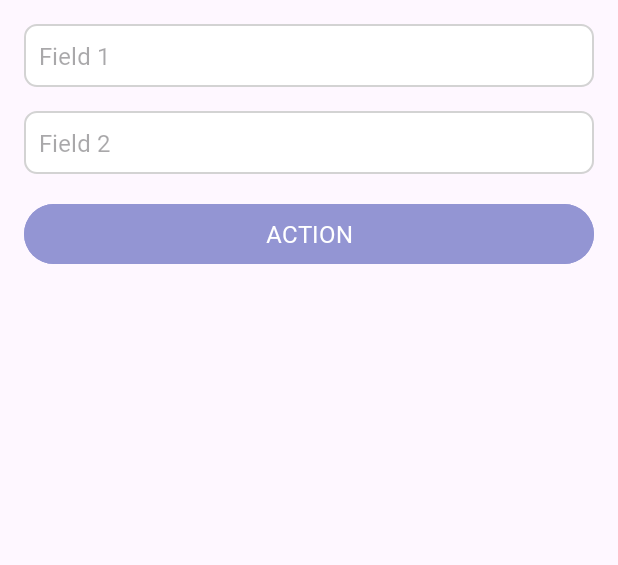
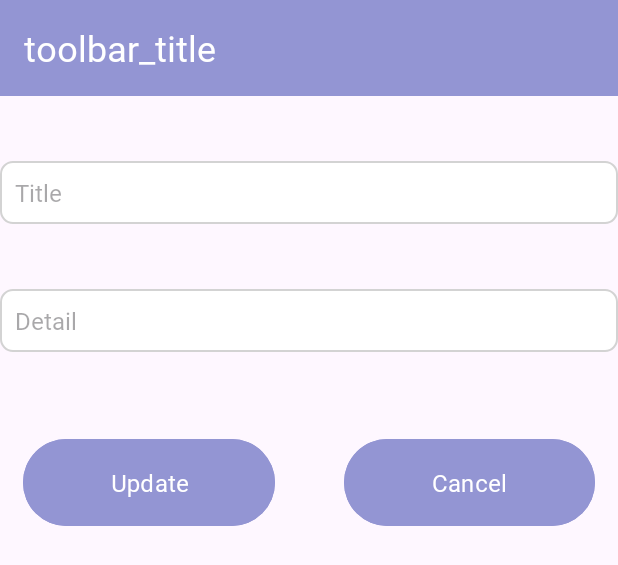
Before and after one commit to malaghananitha/ToDo-App, an Android app: the layout activity_edit_task.xml on its own in the app's theme, with its tools: preview values and no code run, on a phone screen of 412 x 824 dp. Shown: the top 565 px of the screen. Run offline under Robolectric (Android 15) with nearby library versions, the phone set to English and light mode, and no system bars.

Commit message:
Stage 3:functionality added to login, insert,edit and delete task

```diff
--- a/app/src/main/java/com/example/todoapp/CompletedTasksActivity.kt
+++ b/app/src/main/java/com/example/todoapp/ui/CompletedTasksActivity.kt
@@ -1,11 +1,10 @@
-package com.example.todoapp
+package com.example.todoapp.ui
 
 import android.os.Bundle
 import android.view.View
-import android.widget.ImageView
-import android.widget.TextView
 import androidx.appcompat.app.AppCompatActivity
 import androidx.databinding.DataBindingUtil
+import com.example.todoapp.R
 import com.example.todoapp.databinding.ActivityCompletedTasksBinding
 
 class CompletedTasksActivity : AppCompatActivity() {
--- a/app/src/main/java/com/example/todoapp/LoginActivity.kt
+++ b/app/src/main/java/com/example/todoapp/ui/LoginActivity.kt
@@ -1,13 +1,11 @@
-package com.example.todoapp
+package com.example.todoapp.ui
 
 import android.content.Intent
 import android.os.Bundle
-import android.view.View
-import android.widget.Button
-import android.widget.EditText
 import androidx.appcompat.app.AlertDialog
 import androidx.appcompat.app.AppCompatActivity
 import androidx.databinding.DataBindingUtil
+import com.example.todoapp.R
 import com.example.todoapp.databinding.ActivityLoginBinding
 
 class LoginActivity : AppCompatActivity() {
--- a/app/src/main/res/layout/activity_completed_tasks.xml
+++ b/app/src/main/res/layout/activity_completed_tasks.xml
@@ -11,7 +11,7 @@
         android:layout_width="match_parent"
         android:layout_height="match_parent"
         android:background="@color/background_color"
-        tools:context=".TodoActivity">
+        tools:context=".ui.TodoActivity">
 
         <include
             android:id="@+id/incl_completed_task_toolbar"
--- a/app/src/main/res/layout/activity_edit_task.xml
+++ b/app/src/main/res/layout/activity_edit_task.xml
@@ -1,9 +1,93 @@
 <?xml version="1.0" encoding="utf-8"?>
-<LinearLayout xmlns:android="http://schemas.android.com/apk/res/android"
-    android:layout_width="match_parent"
-    android:layout_height="match_parent"
-    android:orientation="vertical">
+<layout xmlns:android="http://schemas.android.com/apk/res/android"
+    xmlns:app="http://schemas.android.com/apk/res-auto">
 
-    <include layout="@layout/layout_form"/>
+    <data>
 
-</LinearLayout>
+    </data>
+
+    <LinearLayout
+        android:layout_width="match_parent"
+        android:layout_height="match_parent"
+        android:orientation="vertical">
+
+
+            <include
+                android:id="@+id/incl_edit_task_toolbar"
+                layout="@layout/custom_toolbar"
+                android:layout_width="match_parent"
+                android:layout_height="wrap_content" />
+
+        <androidx.constraintlayout.widget.ConstraintLayout
+            android:id="@+id/cl_edit_task_form"
+            android:layout_width="match_parent"
+            android:layout_height="wrap_content">
+
+            <EditText
+                android:id="@+id/editTextField1"
+                style="@style/CommonEditTextTextStyle"
+                android:layout_width="match_parent"
+                android:layout_height="wrap_content"
+                android:layout_marginTop="43dp"
+                android:layout_marginBottom="16dp"
+                android:background="@drawable/edit_text_background"
+                android:hint="Title"
+                android:padding="10dp"
+                android:textColor="@color/black"
+                app:layout_constraintStart_toStartOf="parent"
+                app:layout_constraintTop_toTopOf="parent" />
+
+            <EditText
+                android:id="@+id/editTextField2"
+                style="@style/CommonEditTextTextStyle"
+                android:layout_width="match_parent"
+                android:layout_height="wrap_content"
+                android:layout_marginTop="43dp"
+                android:layout_marginBottom="16dp"
+                android:background="@drawable/edit_text_background"
+                android:hint="Detail"
+                android:padding="10dp"
+                android:textColor="@color/black"
+                app:layout_constraintStart_toStartOf="parent"
+                app:layout_constraintTop_toBottomOf="@id/editTextField1" />
+
+
+            <Button
+                android:id="@+id/buttonUpdate"
+                style="@style/CommonEditTextTextStyle"
+                android:layout_width="0dp"
+                android:layout_height="66dp"
+                android:layout_marginLeft="15dp"
+                android:layout_marginRight="46dp"
+                android:layout_marginTop="54dp"
+                android:backgroundTint="@color/primary_color"
+                android:text="Update"
+                android:textColor="@android:color/white"
+                app:layout_constraintEnd_toStartOf="@+id/buttonCancel"
+                app:layout_constraintHorizontal_bias="0.5"
+                app:layout_constraintStart_toStartOf="parent"
+                app:layout_constraintTop_toBottomOf="@id/editTextField2" />
+
+            <Button
+                android:id="@+id/buttonCancel"
+                style="@style/CommonEditTextTextStyle"
+                android:layout_width="0dp"
+                android:layout_height="66dp"
+                android:layout_marginTop="54dp"
+                android:layout_marginRight="15dp"
+                android:backgroundTint="@color/primary_color"
+                android:text="Cancel"
+                android:textColor="@android:color/white"
+                app:layout_constraintEnd_toEndOf="parent"
+                app:layout_constraintHorizontal_bias="0.5"
+                app:layout_constraintStart_toEndOf="@+id/buttonUpdate"
+                app:layout_constraintTop_toBottomOf="@id/editTextField2" />
+
+
+        </androidx.constraintlayout.widget.ConstraintLayout>
+
+
+        </LinearLayout>
+
+
+</layout>
--- a/app/src/main/res/layout/activity_todo.xml
+++ b/app/src/main/res/layout/activity_todo.xml
@@ -11,7 +11,7 @@
         android:layout_width="match_parent"
         android:layout_height="match_parent"
         android:background="@color/background_color"
-        tools:context=".TodoActivity">
+        tools:context=".ui.TodoActivity">
 
         <include
             android:id="@+id/incl_todo_app_toolbar"
--- a/app/src/main/res/values/strings.xml
+++ b/app/src/main/res/values/strings.xml
@@ -12,4 +12,5 @@
     <string name="login">Login</string>
     <string name="add_task">Add Task</string>
     <string name="add">Add</string>
+    <string name="edit_task">Edit Task</string>
 </resources>
```
Also changed, not shown: app/build.gradle.kts (+8 -0 lines), app/src/main/AndroidManifest.xml (+12 -7 lines), app/src/main/java/com/example/todoapp/TodoActivity.kt (deleted, +0 -63 lines), app/src/main/java/com/example/todoapp/ui/TodoActivity.kt (added, +121 -0 lines), app/src/main/res/layout/item_todo.xml (+13 -6 lines), gradle/libs.versions.toml (+12 -0 lines).
